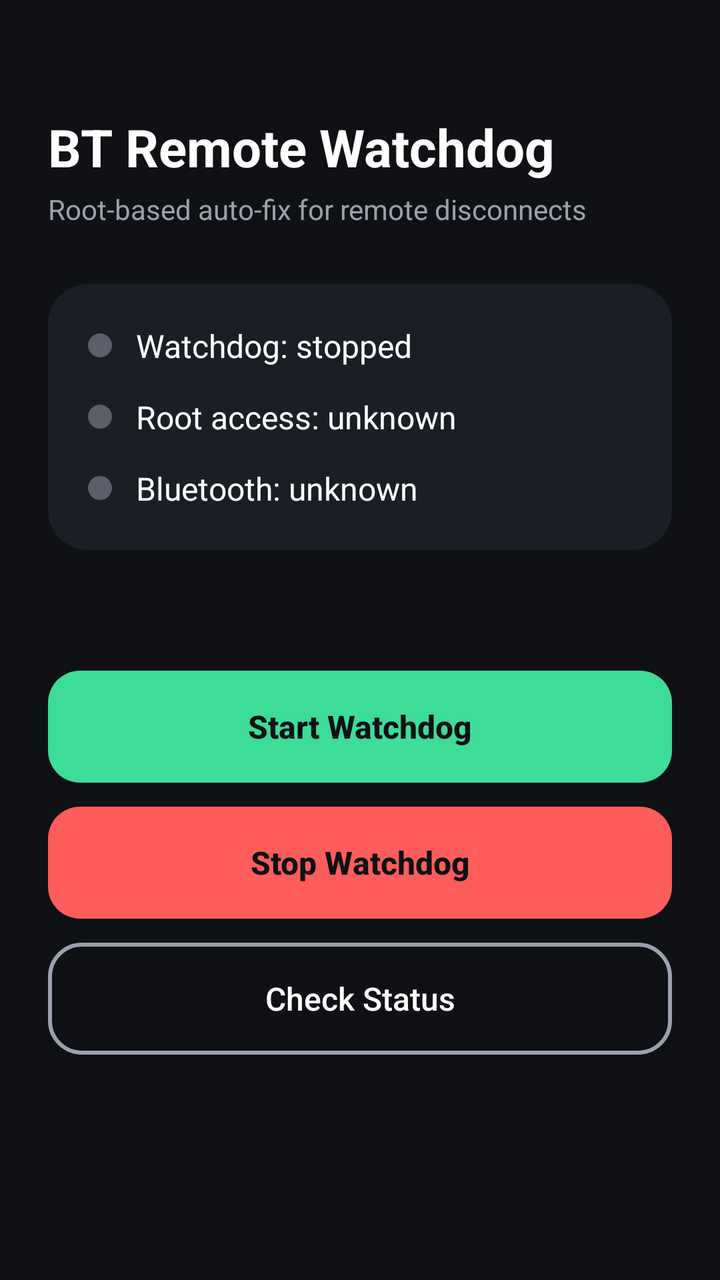
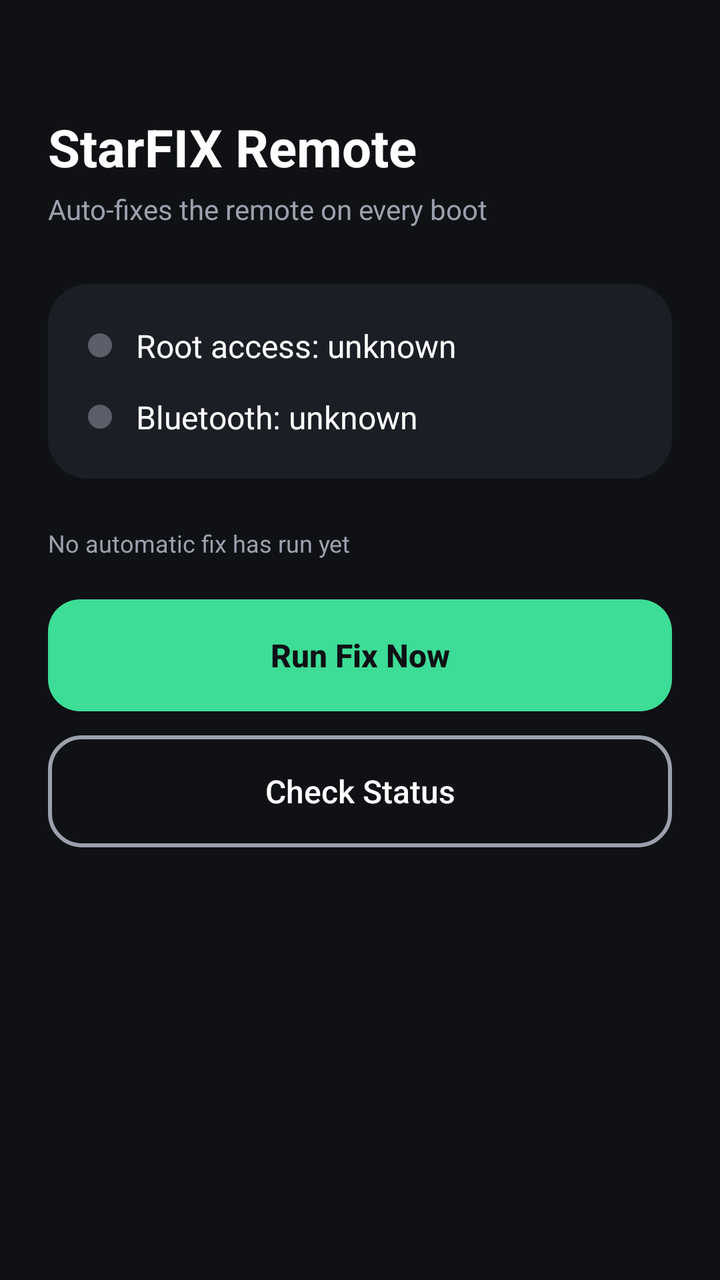

Before-and-after screenshots of an Android layout around one commit, followed by the original layout XML and the change that was made.
<!-- AndroidManifest.xml: application theme Theme.AppCompat.Light -->
<!-- res/layout/activity_main.xml -->
<?xml version="1.0" encoding="utf-8"?>
<LinearLayout xmlns:android="http://schemas.android.com/apk/res/android"
    android:orientation="vertical"
    android:layout_width="match_parent"
    android:layout_height="match_parent"
    android:background="@color/bg_dark"
    android:padding="24dp">

    <TextView
        android:layout_width="wrap_content"
        android:layout_height="wrap_content"
        android:layout_marginTop="32dp"
        android:layout_marginBottom="4dp"
        android:text="BT Remote Watchdog"
        android:textColor="@color/text_primary"
        android:textSize="26sp"
        android:textStyle="bold" />

    <TextView
        android:layout_width="wrap_content"
        android:layout_height="wrap_content"
        android:layout_marginBottom="28dp"
        android:text="Root-based auto-fix for remote disconnects"
        android:textColor="@color/text_secondary"
        android:textSize="14sp" />

    <LinearLayout
        android:layout_width="match_parent"
        android:layout_height="wrap_content"
        android:orientation="vertical"
        android:background="@drawable/bg_card"
        android:padding="20dp"
        android:layout_marginBottom="24dp">

        <LinearLayout
            android:layout_width="match_parent"
            android:layout_height="wrap_content"
            android:orientation="horizontal"
            android:gravity="center_vertical"
            android:layout_marginBottom="14dp">
            <View
                android:id="@+id/dotService"
                android:layout_width="12dp"
                android:layout_height="12dp"
                android:background="@drawable/status_dot"
                android:layout_marginEnd="12dp" />
            <TextView
                android:id="@+id/statusService"
                android:layout_width="0dp"
                android:layout_height="wrap_content"
                android:layout_weight="1"
                android:text="Watchdog: stopped"
                android:textColor="@color/text_primary"
                android:textSize="16sp" />
        </LinearLayout>

        <LinearLayout
            android:layout_width="match_parent"
            android:layout_height="wrap_content"
            android:orientation="horizontal"
            android:gravity="center_vertical"
            android:layout_marginBottom="14dp">
            <View
                android:id="@+id/dotRoot"
                android:layout_width="12dp"
                android:layout_height="12dp"
                android:background="@drawable/status_dot"
                android:layout_marginEnd="12dp" />
            <TextView
                android:id="@+id/statusRoot"
                android:layout_width="0dp"
                android:layout_height="wrap_content"
                android:layout_weight="1"
                android:text="Root access: unknown"
                android:textColor="@color/text_primary"
                android:textSize="16sp" />
        </LinearLayout>

        <LinearLayout
            android:layout_width="match_parent"
            android:layout_height="wrap_content"
            android:orientation="horizontal"
            android:gravity="center_vertical">
            <View
                android:id="@+id/dotBluetooth"
                android:layout_width="12dp"
                android:layout_height="12dp"
                android:background="@drawable/status_dot"
                android:layout_marginEnd="12dp" />
            <TextView
                android:id="@+id/statusBluetooth"
                android:layout_width="0dp"
                android:layout_height="wrap_content"
                android:layout_weight="1"
                android:text="Bluetooth: unknown"
                android:textColor="@color/text_primary"
                android:textSize="16sp" />
        </LinearLayout>

    </LinearLayout>

    <TextView
        android:id="@+id/lastCheckedText"
        android:layout_width="wrap_content"
        android:layout_height="wrap_content"
        android:layout_marginBottom="20dp"
        android:text=""
        android:textColor="@color/text_secondary"
        android:textSize="12sp" />

    <Button
        android:id="@+id/startButton"
        android:layout_width="match_parent"
        android:layout_height="56dp"
        android:layout_marginBottom="12dp"
        android:background="@drawable/bg_button_primary"
        android:text="Start Watchdog"
        android:textAllCaps="false"
        android:textColor="#0F1115"
        android:textStyle="bold"
        android:textSize="16sp" />

    <Button
        android:id="@+id/stopButton"
        android:layout_width="match_parent"
        android:layout_height="56dp"
        android:layout_marginBottom="12dp"
        android:background="@drawable/bg_button_danger"
        android:text="Stop Watchdog"
        android:textAllCaps="false"
        android:textColor="#0F1115"
        android:textStyle="bold"
        android:textSize="16sp" />

    <Button
        android:id="@+id/checkStatusButton"
        android:layout_width="match_parent"
        android:layout_height="56dp"
        android:background="@drawable/bg_button_outline"
        android:text="Check Status"
        android:textAllCaps="false"
        android:textColor="@color/text_primary"
        android:textSize="16sp" />

</LinearLayout>
<!-- resources referenced by this layout -->
<resources>
  <color name="bg_dark">#0F1115</color>
  <color name="text_primary">#FFFFFF</color>
  <color name="text_secondary">#9BA1AC</color>
  <!-- drawable bg_button_danger (drawable) -->
  <?xml version="1.0" encoding="utf-8"?>
  <shape xmlns:android="http://schemas.android.com/apk/res/android" android:shape="rectangle">
      <solid android:color="@color/danger" />
      <corners android:radius="16dp" />
  </shape>
  <!-- drawable bg_button_outline (drawable) -->
  <?xml version="1.0" encoding="utf-8"?>
  <shape xmlns:android="http://schemas.android.com/apk/res/android" android:shape="rectangle">
      <solid android:color="#00000000" />
      <stroke android:width="2dp" android:color="@color/text_secondary" />
      <corners android:radius="16dp" />
  </shape>
  <!-- drawable bg_button_primary (drawable) -->
  <?xml version="1.0" encoding="utf-8"?>
  <shape xmlns:android="http://schemas.android.com/apk/res/android" android:shape="rectangle">
      <solid android:color="@color/primary" />
      <corners android:radius="16dp" />
  </shape>
  <!-- drawable bg_card (drawable) -->
  <?xml version="1.0" encoding="utf-8"?>
  <shape xmlns:android="http://schemas.android.com/apk/res/android" android:shape="rectangle">
      <solid android:color="@color/card_bg" />
      <corners android:radius="20dp" />
  </shape>
  <!-- drawable status_dot (drawable) -->
  <?xml version="1.0" encoding="utf-8"?>
  <shape xmlns:android="http://schemas.android.com/apk/res/android" android:shape="oval">
      <solid android:color="@color/dot_gray" />
  </shape>
  <color name="danger">#FF5C5C</color>
  <color name="primary">#3DDC97</color>
  <color name="card_bg">#1B1E24</color>
  <color name="dot_gray">#5A5F6A</color>
</resources>

<!-- the commit's change to res/layout/activity_main.xml (unified diff, before → after) -->
@@ -11,7 +11,7 @@
         android:layout_height="wrap_content"
         android:layout_marginTop="32dp"
         android:layout_marginBottom="4dp"
-        android:text="BT Remote Watchdog"
+        android:text="StarFIX Remote"
         android:textColor="@color/text_primary"
         android:textSize="26sp"
         android:textStyle="bold" />
@@ -20,7 +20,7 @@
         android:layout_width="wrap_content"
         android:layout_height="wrap_content"
         android:layout_marginBottom="28dp"
-        android:text="Root-based auto-fix for remote disconnects"
+        android:text="Auto-fixes the remote on every boot"
         android:textColor="@color/text_secondary"
         android:textSize="14sp" />
 
@@ -31,28 +31,6 @@
         android:background="@drawable/bg_card"
         android:padding="20dp"
         android:layout_marginBottom="24dp">
-
-        <LinearLayout
-            android:layout_width="match_parent"
-            android:layout_height="wrap_content"
-            android:orientation="horizontal"
-            android:gravity="center_vertical"
-            android:layout_marginBottom="14dp">
-            <View
-                android:id="@+id/dotService"
-                android:layout_width="12dp"
-                android:layout_height="12dp"
-                android:background="@drawable/status_dot"
-                android:layout_marginEnd="12dp" />
-            <TextView
-                android:id="@+id/statusService"
-                android:layout_width="0dp"
-                android:layout_height="wrap_content"
-                android:layout_weight="1"
-                android:text="Watchdog: stopped"
-                android:textColor="@color/text_primary"
-                android:textSize="16sp" />
-        </LinearLayout>
 
         <LinearLayout
             android:layout_width="match_parent"
@@ -104,29 +82,17 @@
         android:layout_width="wrap_content"
         android:layout_height="wrap_content"
         android:layout_marginBottom="20dp"
-        android:text=""
+        android:text="No automatic fix has run yet"
         android:textColor="@color/text_secondary"
         android:textSize="12sp" />
 
     <Button
-        android:id="@+id/startButton"
+        android:id="@+id/runFixButton"
         android:layout_width="match_parent"
         android:layout_height="56dp"
         android:layout_marginBottom="12dp"
         android:background="@drawable/bg_button_primary"
-        android:text="Start Watchdog"
-        android:textAllCaps="false"
-        android:textColor="#0F1115"
-        android:textStyle="bold"
-        android:textSize="16sp" />
-
-    <Button
-        android:id="@+id/stopButton"
-        android:layout_width="match_parent"
-        android:layout_height="56dp"
-        android:layout_marginBottom="12dp"
-        android:background="@drawable/bg_button_danger"
-        android:text="Stop Watchdog"
+        android:text="Run Fix Now"
         android:textAllCaps="false"
         android:textColor="#0F1115"
         android:textStyle="bold"
<!-- resource entries referenced after the edit -->
@@ -3,12 +3,6 @@
   <color name="bg_dark">#0F1115</color>
   <color name="text_primary">#FFFFFF</color>
   <color name="text_secondary">#9BA1AC</color>
-  <!-- drawable bg_button_danger (drawable) -->
-  <?xml version="1.0" encoding="utf-8"?>
-  <shape xmlns:android="http://schemas.android.com/apk/res/android" android:shape="rectangle">
-      <solid android:color="@color/danger" />
-      <corners android:radius="16dp" />
-  </shape>
   <!-- drawable bg_button_outline (drawable) -->
   <?xml version="1.0" encoding="utf-8"?>
   <shape xmlns:android="http://schemas.android.com/apk/res/android" android:shape="rectangle">
@@ -33,7 +27,6 @@
   <shape xmlns:android="http://schemas.android.com/apk/res/android" android:shape="oval">
       <solid android:color="@color/dot_gray" />
   </shape>
-  <color name="danger">#FF5C5C</color>
   <color name="primary">#3DDC97</color>
   <color name="card_bg">#1B1E24</color>
   <color name="dot_gray">#5A5F6A</color>
